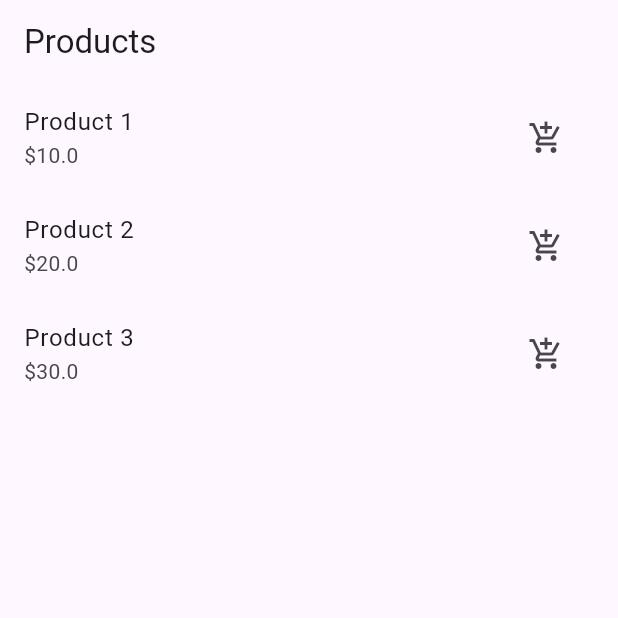
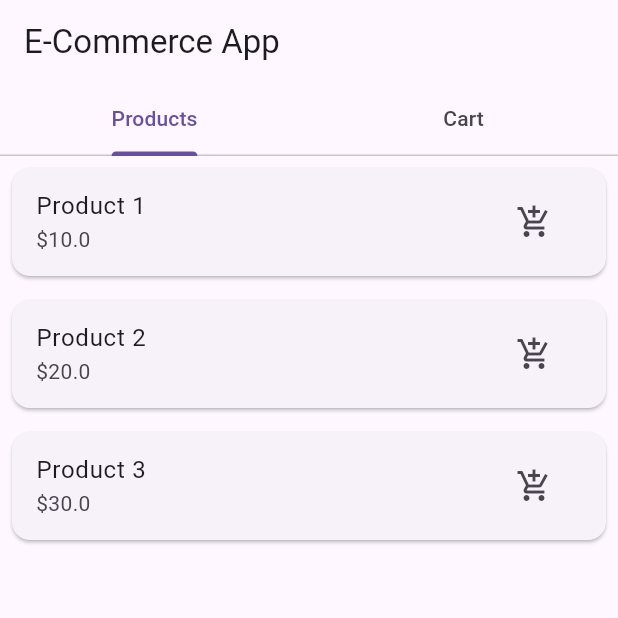
Before and after one commit to vyke138/task5, a Flutter app: the screen it shows after launch, after a tap on the "add shopping cart" icon, on a phone screen of 412 x 824 dp, the top half of it. Run offline on Flutter 3.47's test engine with Material 3 defaults, Android fonts, the phone set to English and light mode, and no system bars.

Commit message:
Update main.dart

```diff
--- a/lib/main.dart
+++ b/lib/main.dart
@@ -19,36 +19,128 @@ class ECommerceApp extends StatelessWidget {
   }
 }
 
-class ProductListScreen extends StatelessWidget {
+class ProductListScreen extends StatefulWidget {
+  const ProductListScreen({super.key});
+
+  @override
+  _ProductListScreenState createState() => _ProductListScreenState();
+}
+
+class _ProductListScreenState extends State<ProductListScreen> {
   final List<Product> products = const [
     Product(name: 'Product 1', price: 10),
     Product(name: 'Product 2', price: 20),
     Product(name: 'Product 3', price: 30),
   ];
 
-  const ProductListScreen({super.key});
+  final List<Product> cartProducts = [];
+
+  void addToCart(Product product) {
+    setState(() {
+      cartProducts.add(product);
+      ScaffoldMessenger.of(context).showSnackBar(
+          SnackBar(
+            content: Text('Added ${product.name} to cart'),
+            duration: const Duration(milliseconds: 500),
+          ),
+      );
+    });
+  }
+
+  void removeFromCart(Product product) {
+    setState(() {
+      cartProducts.remove(product);
+      ScaffoldMessenger.of(context).showSnackBar(
+        SnackBar(
+          content: Text('Removed ${product.name} from cart'),
+          duration: const Duration(milliseconds: 500),
+        ),
+      );
+    });
+  }
+
+  double getTotalCost() {
+    double totalCost = 0;
+    for (var product in cartProducts) {
+      totalCost += product.price;
+    }
+    return totalCost;
+  }
 
   @override
   Widget build(BuildContext context) {
-    return Scaffold(
+    return DefaultTabController(
+      length: 2,
+      child: Scaffold(
         appBar: AppBar(
-        title: const Text('Products'),
+          title: const Text('E-Commerce App'),
+          bottom: const TabBar(
+            tabs: [
+              Tab(text: 'Products'),
+              Tab(text: 'Cart'),
+            ],
           ),
-      body: ListView.builder(
+        ),
+        body: TabBarView(
+          children: [
+            ListView.builder(
               itemCount: products.length,
               itemBuilder: (context, index) {
                 final product = products[index];
-          return ListTile(
+                return Card(
+                  margin: const EdgeInsets.all(8.0),
+                  child: ListTile(
                     title: Text(product.name),
                     subtitle: Text('\$${product.price}'),
                     trailing: IconButton(
                       icon: const Icon(Icons.add_shopping_cart),
                       onPressed: () {
-                // Add product to cart
+                        addToCart(product);
+                      },
+                    ),
+                  ),
+                );
+              },
+            ),
+            ListView.builder(
+              itemCount: cartProducts.length + 1,
+              itemBuilder: (context, index) {
+                if (index == cartProducts.length) {
+                  // Last item is the total cost
+                  return ListTile(
+                    title: const Text(
+                      'Total Cost',
+                      style: TextStyle(
+                        fontWeight: FontWeight.bold,
+                        fontSize: 18,
+                      ),
+                    ),
+                    trailing: Text(
+                      '\$${getTotalCost().toStringAsFixed(2)}',
+                      style: const TextStyle(
+                        fontWeight: FontWeight.bold,
+                        fontSize: 18,
+                      ),
+                    ),
+                  );
+                } else {
+                  // Display added product
+                  final product = cartProducts[index];
+                  return ListTile(
+                    title: Text(product.name),
+                    subtitle: Text('\$${product.price}'),
+                    trailing: IconButton(
+                      icon: const Icon(Icons.remove_shopping_cart),
+                      onPressed: (){
+                        removeFromCart(product);
                       },
                     ),
                   );
+                }
               },
+            ),
+          ],
+        ),
       ),
     );
   }
```
Lines whose indentation alone changed are shown as unchanged.
